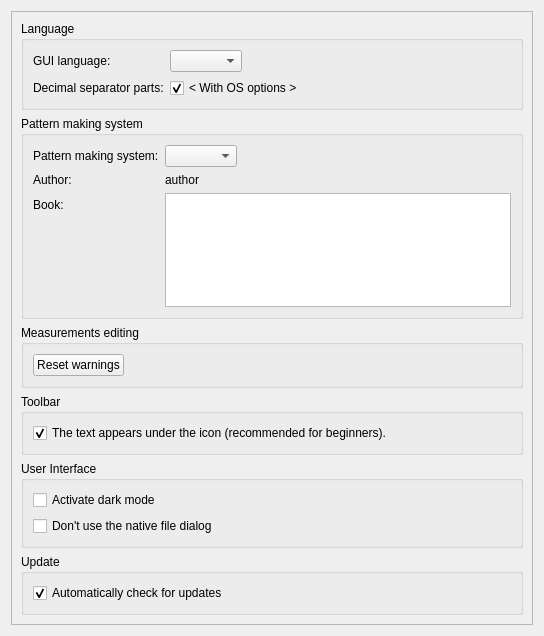
Before: the Qt Designer form src/app/tape/dialogs/configpages/tapepreferencesconfigurationpage.ui in dismine/valentina, drawn with Qt 5.
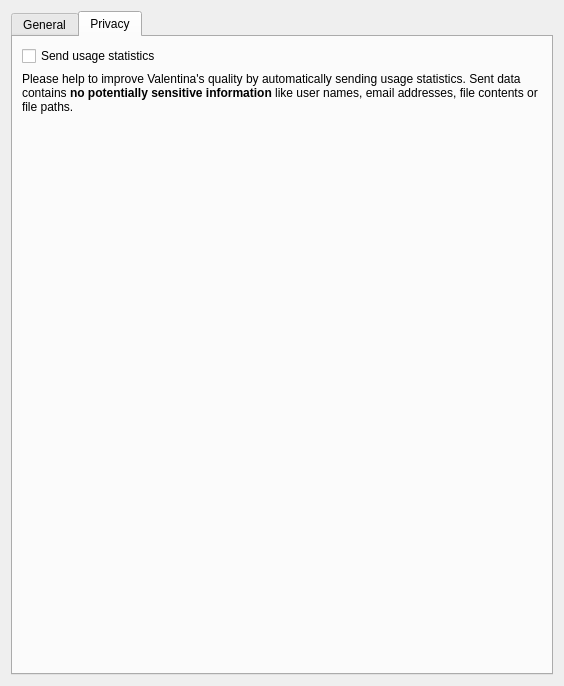
After: the same form once the commit is applied. The open tabs and pages were chosen to show the change.

Commit message: System to collect usage statistic.

The edit to the form file:
```diff
--- a/src/app/tape/dialogs/configpages/tapepreferencesconfigurationpage.ui
+++ b/src/app/tape/dialogs/configpages/tapepreferencesconfigurationpage.ui
@@ -6,13 +6,23 @@
    <rect>
     <x>0</x>
     <y>0</y>
-    <width>544</width>
-    <height>636</height>
+    <width>564</width>
+    <height>686</height>
    </rect>
   </property>
   <property name="windowTitle">
    <string notr="true">Configuration</string>
   </property>
+  <layout class="QVBoxLayout" name="verticalLayout_6">
+   <item>
+    <widget class="QTabWidget" name="tabWidget">
+     <property name="currentIndex">
+      <number>0</number>
+     </property>
+     <widget class="QWidget" name="tabGeneral">
+      <attribute name="title">
+       <string>General</string>
+      </attribute>
   <layout class="QVBoxLayout" name="verticalLayout">
    <item>
     <widget class="QScrollArea" name="scrollArea">
@@ -24,8 +34,8 @@
        <rect>
         <x>0</x>
         <y>0</y>
-        <width>524</width>
-        <height>616</height>
+            <width>522</width>
+            <height>617</height>
        </rect>
       </property>
       <layout class="QVBoxLayout" name="verticalLayout_2">
@@ -209,6 +219,47 @@
           </item>
          </layout>
         </widget>
+           </item>
+          </layout>
+         </widget>
+        </widget>
+       </item>
+      </layout>
+     </widget>
+     <widget class="QWidget" name="tabPrivacy">
+      <attribute name="title">
+       <string>Privacy</string>
+      </attribute>
+      <layout class="QVBoxLayout" name="verticalLayout_7">
+       <item>
+        <widget class="QCheckBox" name="checkBoxSendUsageStatistics">
+         <property name="text">
+          <string>Send usage statistics</string>
+         </property>
+        </widget>
+       </item>
+       <item>
+        <widget class="QLabel" name="label">
+         <property name="text">
+          <string>Please help to improve Valentina's quality by automatically sending usage statistics. Sent data contains &lt;span style=&quot; font-weight:700;&quot;&gt;no potentially sensitive information&lt;/span&gt; like user names, email addresses, file contents or file paths.</string>
+         </property>
+         <property name="wordWrap">
+          <bool>true</bool>
+         </property>
+        </widget>
+       </item>
+       <item>
+        <spacer name="verticalSpacer">
+         <property name="orientation">
+          <enum>Qt::Vertical</enum>
+         </property>
+         <property name="sizeHint" stdset="0">
+          <size>
+           <width>20</width>
+           <height>530</height>
+          </size>
+         </property>
+        </spacer>
        </item>
       </layout>
      </widget>
```
Lines whose indentation alone changed are shown as unchanged. The commit also changes 42 other files.
